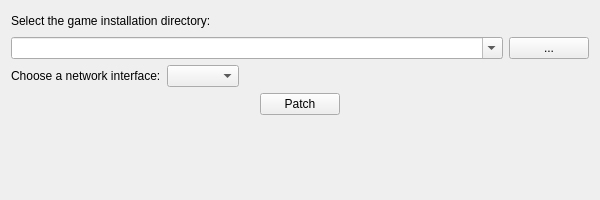
First picture: the form in src/app/widget.ui, repository halvors/FC2MPPatcher, before the edit.
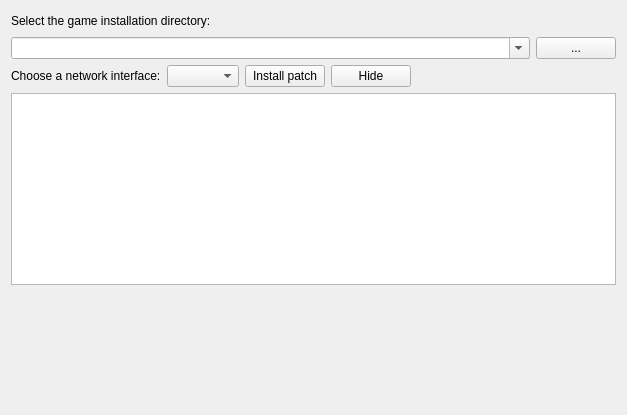
Second picture: the form after the edit.

Commit message: Experimental log window.

Patch:
```diff
--- a/src/app/widget.ui
+++ b/src/app/widget.ui
@@ -6,8 +6,8 @@
    <rect>
     <x>0</x>
     <y>0</y>
-    <width>600</width>
-    <height>200</height>
+    <width>627</width>
+    <height>415</height>
    </rect>
   </property>
   <property name="windowTitle">
@@ -91,39 +91,9 @@
       </widget>
      </item>
      <item>
-      <spacer name="horizontalSpacer_4">
-       <property name="orientation">
-        <enum>Qt::Horizontal</enum>
-       </property>
-       <property name="sizeHint" stdset="0">
-        <size>
-         <width>40</width>
-         <height>20</height>
-        </size>
-       </property>
-      </spacer>
-     </item>
-    </layout>
-   </item>
-   <item>
-    <layout class="QHBoxLayout" name="horizontalLayout_2">
-     <item>
-      <spacer name="horizontalSpacer">
-       <property name="orientation">
-        <enum>Qt::Horizontal</enum>
-       </property>
-       <property name="sizeHint" stdset="0">
-        <size>
-         <width>40</width>
-         <height>20</height>
-        </size>
-       </property>
-      </spacer>
-     </item>
-     <item>
       <widget class="QPushButton" name="pushButton_patch">
        <property name="text">
-        <string>Patch</string>
+        <string>Install patch</string>
        </property>
        <property name="default">
         <bool>false</bool>
@@ -131,7 +101,14 @@
       </widget>
      </item>
      <item>
-      <spacer name="horizontalSpacer_2">
+      <widget class="QPushButton" name="pushButton">
+       <property name="text">
+        <string>Hide</string>
+       </property>
+      </widget>
+     </item>
+     <item>
+      <spacer name="horizontalSpacer">
        <property name="orientation">
         <enum>Qt::Horizontal</enum>
        </property>
@@ -145,6 +122,9 @@
      </item>
     </layout>
    </item>
+   <item>
+    <widget class="QTextEdit" name="textEdit"/>
+   </item>
    <item>
     <spacer name="verticalSpacer">
      <property name="orientation">
```
The commit also changes 2 other files.
